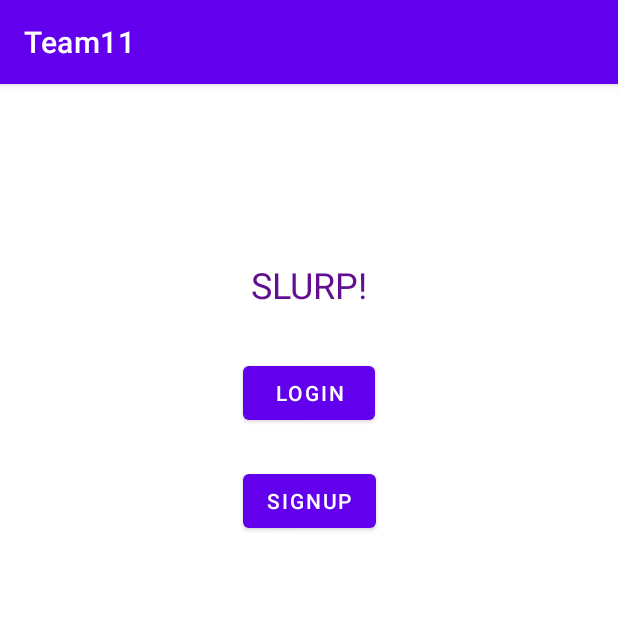
After one commit to elsatmr/mobile-dev-team11, an Android app: the LandingScreen screen opened directly, with no data from a screen before it, on a phone screen of 412 x 824 dp, the top half of it. The commit adds this screen. Run offline under Robolectric (Android 15) with nearby library versions, the phone set to English and light mode, and no system bars.

Commit message:
Added Slurp landing screen

```diff
--- a/app/src/main/AndroidManifest.xml
+++ b/app/src/main/AndroidManifest.xml
@@ -46,6 +46,8 @@
         </activity>
         <activity android:name=".StickerScreen"
             android:screenOrientation="portrait" />
+        <activity android:name=".slurp.LandingScreen"
+            android:screenOrientation="portrait" />
     </application>
 
 </manifest>
--- a/app/src/main/java/edu/northeastern/team11/MainActivity.java
+++ b/app/src/main/java/edu/northeastern/team11/MainActivity.java
@@ -5,6 +5,8 @@ import androidx.appcompat.app.AppCompatActivity;
 import android.content.Intent;
 import android.os.Bundle;
 import android.view.View;
+
+import edu.northeastern.team11.slurp.LandingScreen;
 
 public class MainActivity extends AppCompatActivity {
     @Override
@@ -22,4 +24,9 @@ public class MainActivity extends AppCompatActivity {
         startActivity(intent);
     }
 
+    public void goToSlurp(View view) {
+        Intent intent = new Intent(this, LandingScreen.class);
+        startActivity(intent);
+    }
+
 }
--- /dev/null
+++ b/app/src/main/java/edu/northeastern/team11/slurp/LandingScreen.java
@@ -0,0 +1,16 @@
+package edu.northeastern.team11.slurp;
+
+import android.os.Bundle;
+
+import androidx.appcompat.app.AppCompatActivity;
+
+import edu.northeastern.team11.R;
+
+public class LandingScreen extends AppCompatActivity {
+
+    public void onCreate(Bundle savedInstanceState) {
+        super.onCreate(savedInstanceState);
+        setContentView(R.layout.slurp_landing);
+    }
+
+}
--- a/app/src/main/res/layout/activity_main.xml
+++ b/app/src/main/res/layout/activity_main.xml
@@ -6,9 +6,7 @@
     android:layout_height="match_parent"
     android:fillViewport="true"
     tools:context=".MainActivity">
-    <androidx.constraintlayout.widget.ConstraintLayout xmlns:android="http://schemas.android.com/apk/res/android"
-        xmlns:app="http://schemas.android.com/apk/res-auto"
-        xmlns:tools="http://schemas.android.com/tools"
+    <androidx.constraintlayout.widget.ConstraintLayout
         android:layout_width="match_parent"
         android:layout_height="match_parent"
         tools:context=".MainActivity"
@@ -88,15 +86,17 @@
         app:layout_constraintTop_toBottomOf="@id/atYourServiceMainButton"
         app:layout_constraintBottom_toTopOf="@+id/slurpMainButton"
         android:onClick="openStickersActivity"/>
+
         <Button
             android:id="@+id/slurpMainButton"
             android:layout_width="wrap_content"
             android:layout_height="wrap_content"
+            android:onClick="goToSlurp"
             android:text="Slurp!"
+            app:layout_constraintBottom_toBottomOf="parent"
             app:layout_constraintEnd_toEndOf="parent"
             app:layout_constraintStart_toStartOf="parent"
-        app:layout_constraintTop_toBottomOf="@+id/firebaseDbMainButton"
-        app:layout_constraintBottom_toBottomOf="parent"/>
+            app:layout_constraintTop_toBottomOf="@+id/firebaseDbMainButton" />
 
 
     </androidx.constraintlayout.widget.ConstraintLayout>
--- /dev/null
+++ b/app/src/main/res/layout/slurp_landing.xml
@@ -0,0 +1,40 @@
+<?xml version="1.0" encoding="utf-8"?>
+<androidx.constraintlayout.widget.ConstraintLayout xmlns:android="http://schemas.android.com/apk/res/android"
+    xmlns:app="http://schemas.android.com/apk/res-auto"
+    xmlns:tools="http://schemas.android.com/tools"
+    android:layout_width="match_parent"
+    android:layout_height="match_parent">
+
+    <Button
+        android:id="@+id/button"
+        android:layout_width="wrap_content"
+        android:layout_height="wrap_content"
+        android:layout_marginTop="32dp"
+        android:text="Login"
+        app:layout_constraintEnd_toEndOf="parent"
+        app:layout_constraintStart_toStartOf="parent"
+        app:layout_constraintTop_toBottomOf="@+id/textView" />
+
+    <Button
+        android:id="@+id/button2"
+        android:layout_width="wrap_content"
+        android:layout_height="wrap_content"
+        android:layout_marginTop="24dp"
+        android:text="Signup"
+        app:layout_constraintEnd_toEndOf="parent"
+        app:layout_constraintStart_toStartOf="parent"
+        app:layout_constraintTop_toBottomOf="@+id/button" />
+
+    <TextView
+        android:id="@+id/textView"
+        android:layout_width="wrap_content"
+        android:layout_height="wrap_content"
+        android:text="SLURP!"
+        android:textColor="#630E91"
+        android:textSize="24sp"
+        app:layout_constraintBottom_toBottomOf="parent"
+        app:layout_constraintEnd_toEndOf="parent"
+        app:layout_constraintStart_toStartOf="parent"
+        app:layout_constraintTop_toTopOf="parent"
+        app:layout_constraintVertical_bias="0.16000003" />
+</androidx.constraintlayout.widget.ConstraintLayout>
```
Lines whose indentation alone changed are shown as unchanged.
